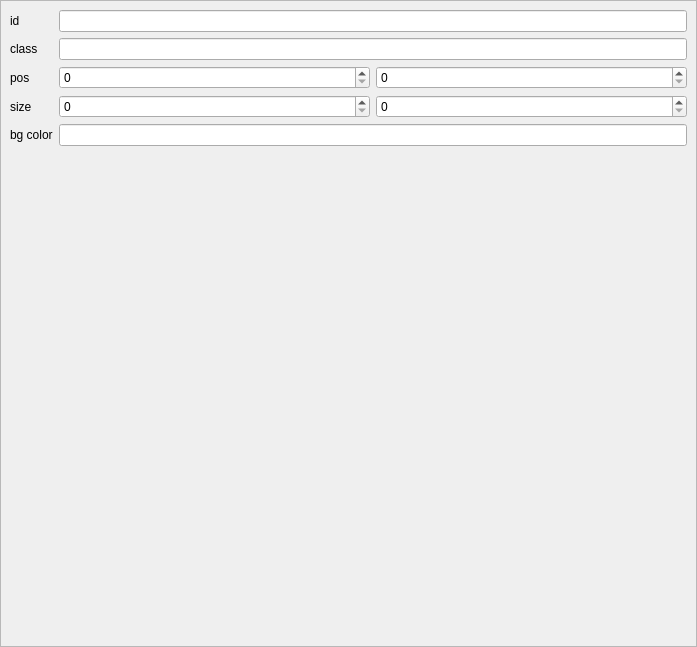
The window that n_layout_prop_edit.ui (h13i32maru/navyjs-legacy2) describes before a commit, drawn with Qt 5.
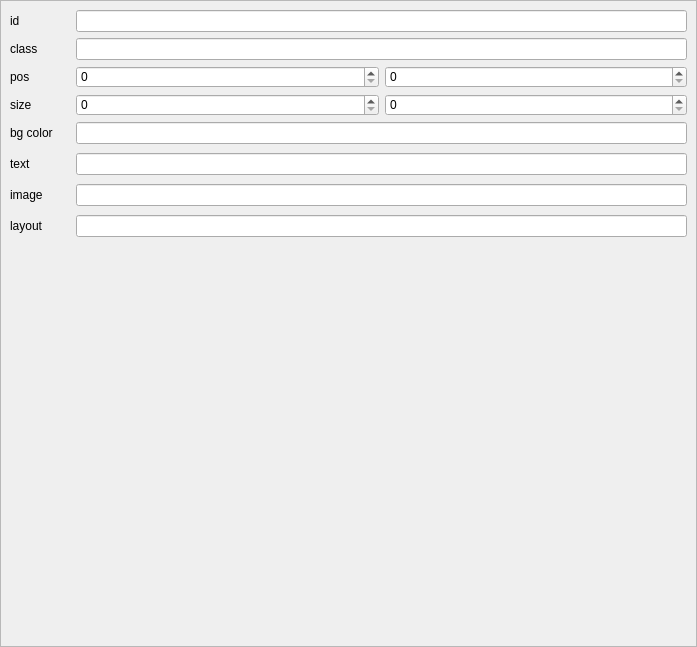
The same window after the commit.

Commit message: extraのwidgetを表示するようにした

What changed in the file:
```diff
--- a/n_layout_prop_edit.ui
+++ b/n_layout_prop_edit.ui
@@ -13,6 +13,11 @@
   <property name="windowTitle">
    <string>Form</string>
   </property>
+  <property name="styleSheet">
+   <string notr="true">QLabel {
+  min-width: 60px;  
+}</string>
+  </property>
   <layout class="QHBoxLayout" name="horizontalLayout">
    <property name="leftMargin">
     <number>0</number>
@@ -28,12 +33,6 @@
    </property>
    <item>
     <widget class="QScrollArea" name="scrollArea">
-     <property name="minimumSize">
-      <size>
-       <width>0</width>
-       <height>400</height>
-      </size>
-     </property>
      <property name="widgetResizable">
       <bool>true</bool>
      </property>
@@ -46,7 +45,48 @@
         <height>645</height>
        </rect>
       </property>
-      <layout class="QGridLayout" name="gridLayout_2">
+      <layout class="QVBoxLayout" name="verticalLayout">
+       <property name="spacing">
+        <number>0</number>
+       </property>
+       <property name="leftMargin">
+        <number>0</number>
+       </property>
+       <property name="topMargin">
+        <number>0</number>
+       </property>
+       <property name="rightMargin">
+        <number>0</number>
+       </property>
+       <property name="bottomMargin">
+        <number>0</number>
+       </property>
+       <item>
+        <widget class="QWidget" name="baseViewWidget" native="true">
+         <layout class="QGridLayout" name="gridLayout">
+          <property name="bottomMargin">
+           <number>0</number>
+          </property>
+          <item row="0" column="0">
+           <widget class="QLabel" name="label_3">
+            <property name="text">
+             <string>id</string>
+            </property>
+           </widget>
+          </item>
+          <item row="0" column="1">
+           <widget class="QLineEdit" name="idLabel"/>
+          </item>
+          <item row="1" column="0">
+           <widget class="QLabel" name="label_4">
+            <property name="text">
+             <string>class</string>
+            </property>
+           </widget>
+          </item>
+          <item row="1" column="1">
+           <widget class="QLineEdit" name="classLabel"/>
+          </item>
        <item row="2" column="0">
         <widget class="QLabel" name="label_5">
          <property name="text">
@@ -54,34 +94,6 @@
          </property>
         </widget>
        </item>
-       <item row="0" column="1">
-        <widget class="QLineEdit" name="idLabel"/>
-       </item>
-       <item row="0" column="0">
-        <widget class="QLabel" name="label_3">
-         <property name="text">
-          <string>id</string>
-         </property>
-        </widget>
-       </item>
-       <item row="3" column="1">
-        <layout class="QHBoxLayout" name="horizontalLayout_15">
-         <item>
-          <widget class="QSpinBox" name="sizeWidthSpinBox">
-           <property name="maximum">
-            <number>9999</number>
-           </property>
-          </widget>
-         </item>
-         <item>
-          <widget class="QSpinBox" name="sizeHeightSpinBox">
-           <property name="maximum">
-            <number>9999</number>
-           </property>
-          </widget>
-         </item>
-        </layout>
-       </item>
        <item row="2" column="1">
         <layout class="QHBoxLayout" name="horizontalLayout_14">
          <item>
@@ -107,6 +119,24 @@
          </property>
         </widget>
        </item>
+          <item row="3" column="1">
+           <layout class="QHBoxLayout" name="horizontalLayout_15">
+            <item>
+             <widget class="QSpinBox" name="sizeWidthSpinBox">
+              <property name="maximum">
+               <number>9999</number>
+              </property>
+             </widget>
+            </item>
+            <item>
+             <widget class="QSpinBox" name="sizeHeightSpinBox">
+              <property name="maximum">
+               <number>9999</number>
+              </property>
+             </widget>
+            </item>
+           </layout>
+          </item>
        <item row="4" column="0">
         <widget class="QLabel" name="label_7">
          <property name="text">
@@ -117,8 +147,71 @@
        <item row="4" column="1">
         <widget class="QLineEdit" name="bgColorLabel"/>
        </item>
-       <item row="5" column="1">
-        <spacer name="verticalSpacer_2">
+         </layout>
+        </widget>
+       </item>
+       <item>
+        <widget class="QWidget" name="textViewWidget" native="true">
+         <layout class="QGridLayout" name="gridLayout_2">
+          <property name="bottomMargin">
+           <number>0</number>
+          </property>
+          <item row="0" column="0">
+           <widget class="QLabel" name="label">
+            <property name="text">
+             <string>text</string>
+            </property>
+           </widget>
+          </item>
+          <item row="0" column="1">
+           <widget class="QLineEdit" name="lineEdit"/>
+          </item>
+         </layout>
+        </widget>
+       </item>
+       <item>
+        <widget class="QWidget" name="imageViewWidget" native="true">
+         <layout class="QGridLayout" name="gridLayout_3">
+          <property name="bottomMargin">
+           <number>0</number>
+          </property>
+          <item row="0" column="0">
+           <widget class="QLabel" name="label_2">
+            <property name="text">
+             <string>image</string>
+            </property>
+           </widget>
+          </item>
+          <item row="0" column="1">
+           <widget class="QLineEdit" name="lineEdit_2"/>
+          </item>
+         </layout>
+        </widget>
+       </item>
+       <item>
+        <widget class="QWidget" name="viewGroupWidget" native="true">
+         <layout class="QGridLayout" name="gridLayout_4">
+          <property name="bottomMargin">
+           <number>0</number>
+          </property>
+          <item row="0" column="0">
+           <widget class="QLabel" name="label_8">
+            <property name="toolTip">
+             <string>content layout file</string>
+            </property>
+            <property name="text">
+             <string>layout</string>
+            </property>
+           </widget>
+          </item>
+          <item row="0" column="1">
+           <widget class="QLineEdit" name="lineEdit_3"/>
+          </item>
+         </layout>
+        </widget>
+       </item>
+       <item>
+        <spacer name="verticalSpacer">
          <property name="orientation">
           <enum>Qt::Vertical</enum>
          </property>
@@ -130,16 +223,6 @@
          </property>
         </spacer>
        </item>
-       <item row="1" column="0">
-        <widget class="QLabel" name="label_4">
-         <property name="text">
-          <string>class</string>
-         </property>
-        </widget>
-       </item>
-       <item row="1" column="1">
-        <widget class="QLineEdit" name="classLabel"/>
-       </item>
       </layout>
      </widget>
     </widget>
```
Lines whose indentation alone changed are shown as unchanged. The commit also changes 2 other files.
